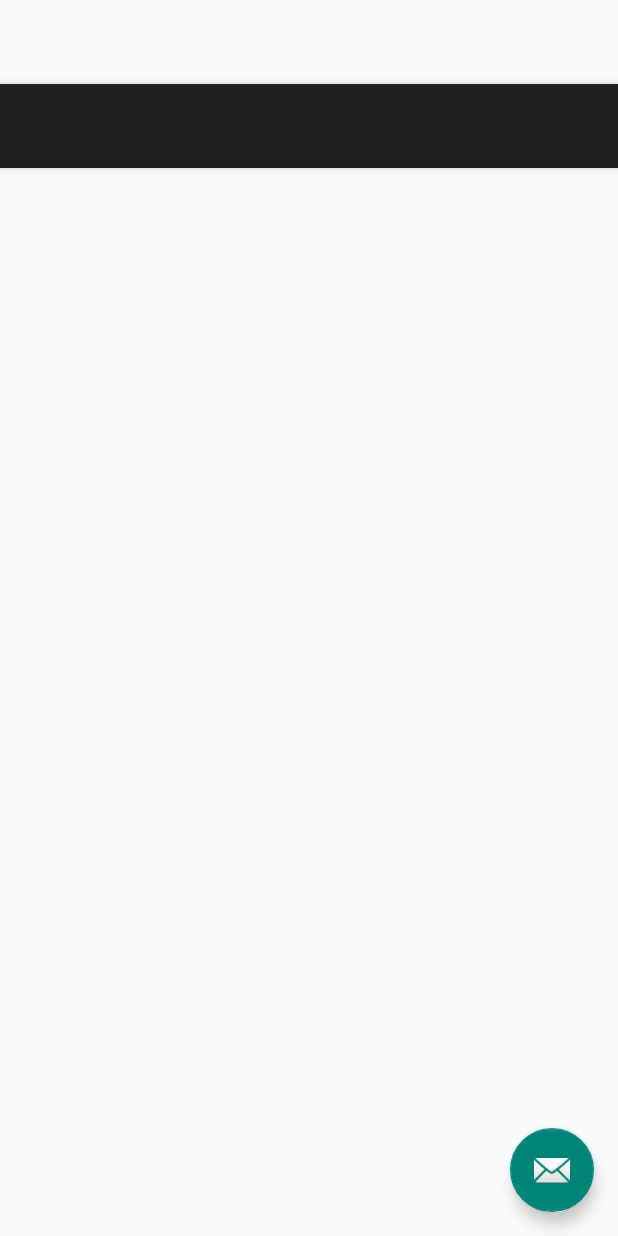
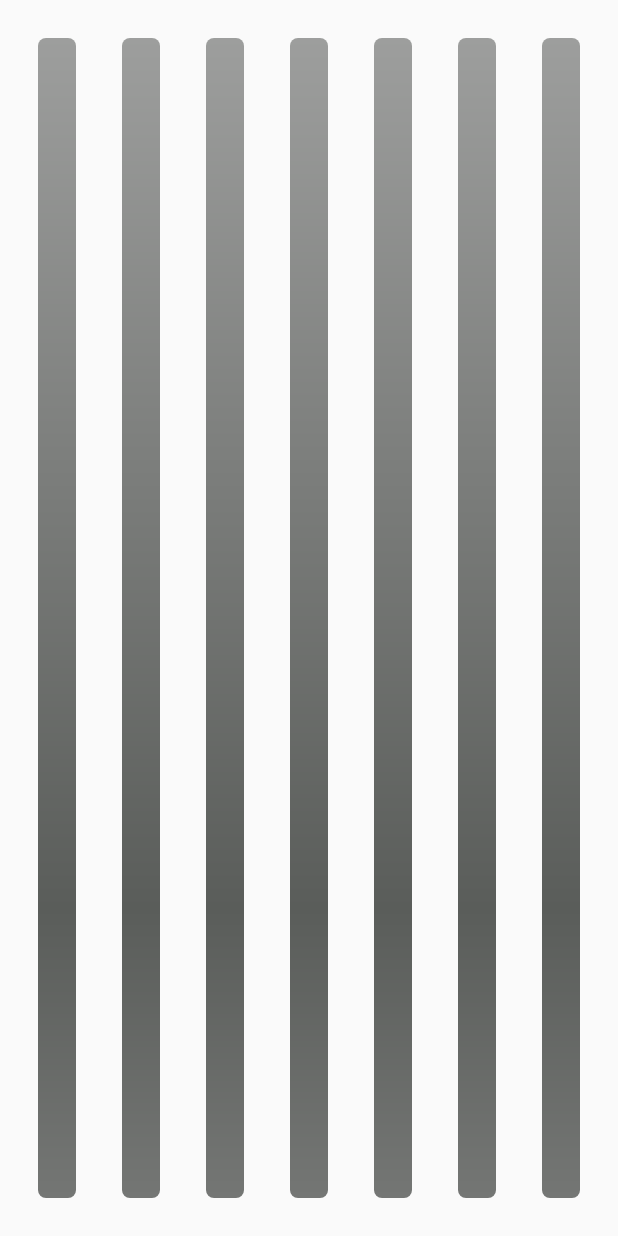
Before and after one commit to darshanbidkar/pedometer, an Android app: the layout activity_history.xml on its own in the app's theme, with its tools: preview values and no code run, on a phone screen of 412 x 824 dp. Run offline under Robolectric (Android 15) with nearby library versions, the phone set to English and light mode, and no system bars.

Commit message:
Added storing of previous step counts in file.

```diff
--- a/app/src/main/AndroidManifest.xml
+++ b/app/src/main/AndroidManifest.xml
@@ -1,6 +1,9 @@
 <?xml version="1.0" encoding="utf-8"?>
 <manifest xmlns:android="http://schemas.android.com/apk/res/android"
     package="com.hci.pedometer">
+
+    <uses-permission android:name="android.permission.WRITE_EXTERNAL_STORAGE" />
+    <uses-permission android:name="android.permission.READ_EXTERNAL_STORAGE" />
 
     <application
         android:allowBackup="true"
--- a/app/src/main/java/com/hci/pedometer/HistoryActivity.java
+++ b/app/src/main/java/com/hci/pedometer/HistoryActivity.java
@@ -13,18 +13,5 @@ public class HistoryActivity extends AppCompatActivity {
     protected void onCreate(Bundle savedInstanceState) {
         super.onCreate(savedInstanceState);
         setContentView(R.layout.activity_history);
-        Toolbar toolbar = (Toolbar) findViewById(R.id.toolbar);
-        setSupportActionBar(toolbar);
-
-        FloatingActionButton fab = (FloatingActionButton) findViewById(R.id.fab);
-        fab.setOnClickListener(new View.OnClickListener() {
-            @Override
-            public void onClick(View view) {
-                Snackbar.make(view, "Replace with your own action", Snackbar.LENGTH_LONG)
-                        .setAction("Action", null).show();
-            }
-        });
-        getSupportActionBar().setDisplayHomeAsUpEnabled(true);
     }
-
 }
--- a/app/src/main/java/com/hci/pedometer/MainActivity.java
+++ b/app/src/main/java/com/hci/pedometer/MainActivity.java
@@ -6,19 +6,22 @@ import android.hardware.Sensor;
 import android.hardware.SensorEvent;
 import android.hardware.SensorEventListener;
 import android.hardware.SensorManager;
+import android.os.Bundle;
 import android.support.v7.app.AppCompatActivity;
-import android.os.Bundle;
 import android.util.Log;
-import android.view.Menu;
-import android.view.MenuItem;
 import android.view.View;
 import android.widget.Button;
 import android.widget.LinearLayout;
 import android.widget.ProgressBar;
 import android.widget.TextView;
-import android.widget.Toast;
 
+import java.io.BufferedReader;
+import java.io.BufferedWriter;
+import java.io.IOException;
+import java.io.InputStreamReader;
+import java.io.OutputStreamWriter;
 import java.text.DecimalFormat;
+
 /*
 * Created by Darshan reddy and Darshan Bidkar
 *
@@ -48,10 +51,10 @@ public class MainActivity extends AppCompatActivity implements SensorEventListen
         super.onCreate(savedInstanceState);
         setContentView(R.layout.activity_main);
         mStepProgress = (ProgressBar) findViewById(R.id.step_progress_count);
-        stepLayout = (LinearLayout)findViewById(R.id.step_layout);
+        stepLayout = (LinearLayout) findViewById(R.id.step_layout);
         resetButton = (Button) findViewById(R.id.reset_btn);
         resetButton.setOnClickListener(getResetListener());
-        stepLayout.setOnClickListener(new LinearLayout.OnClickListener(){
+        stepLayout.setOnClickListener(new LinearLayout.OnClickListener() {
 
             @Override
             public void onClick(View v) {
@@ -59,8 +62,8 @@ public class MainActivity extends AppCompatActivity implements SensorEventListen
                 startActivity(intent);
             }
         });
-        caloriesLayour = (LinearLayout)findViewById(R.id.calorie_layout);
-        caloriesLayour.setOnClickListener(new LinearLayout.OnClickListener(){
+        caloriesLayour = (LinearLayout) findViewById(R.id.calorie_layout);
+        caloriesLayour.setOnClickListener(new LinearLayout.OnClickListener() {
 
             @Override
             public void onClick(View v) {
@@ -68,8 +71,8 @@ public class MainActivity extends AppCompatActivity implements SensorEventListen
                 startActivity(intent);
             }
         });
-        milesLayout = (LinearLayout)findViewById(R.id.distance_layout);
-        milesLayout.setOnClickListener(new LinearLayout.OnClickListener(){
+        milesLayout = (LinearLayout) findViewById(R.id.distance_layout);
+        milesLayout.setOnClickListener(new LinearLayout.OnClickListener() {
 
             @Override
             public void onClick(View v) {
@@ -89,7 +92,7 @@ public class MainActivity extends AppCompatActivity implements SensorEventListen
         stepView = (TextView) findViewById(R.id.step_count);
         distanceView = (TextView) findViewById(R.id.distance_count);
         calorieView = (TextView) findViewById(R.id.calorie_count);
-
+        readAgain();
     }
 
     /*
@@ -114,8 +117,8 @@ public class MainActivity extends AppCompatActivity implements SensorEventListen
     * */
     protected void onStop() {
         super.onStop();
-       // mSensorManager.unregisterListener(this, mStepCounterSensor);
-       // mSensorManager.unregisterListener(this, mStepDetectorSensor);
+        // mSensorManager.unregisterListener(this, mStepCounterSensor);
+        // mSensorManager.unregisterListener(this, mStepDetectorSensor);
     }
 
     /*
@@ -136,16 +139,17 @@ public class MainActivity extends AppCompatActivity implements SensorEventListen
             updateStepsCount(value);
         } else if (sensor.getType() == Sensor.TYPE_STEP_DETECTOR) {
             updateStepsCount(value);
-            Log.d("step",""+value);
+            Log.d("step", "" + value);
         }
     }
+
     /*
     * @author: darshan bidkar
     * */
     public void updateStepsCount(int steps) {
-        String  miles =  new DecimalFormat("#.##").format(steps/2112.0);
+        String miles = new DecimalFormat("#.##").format(steps / 2112.0);
         stepView.setText("" + steps);
-        calorieView.setText("" + steps*40/1000);
+        calorieView.setText("" + steps * 40 / 1000);
         distanceView.setText(String.format("" + miles));
         mStepProgress.setProgress(steps);
     }
@@ -164,12 +168,34 @@ public class MainActivity extends AppCompatActivity implements SensorEventListen
     * @author: darshan bidkar
     * */
     public View.OnClickListener getResetListener() {
-        return new Button.OnClickListener(){
+        return new Button.OnClickListener() {
 
             @Override
             public void onClick(View v) {
-                Toast.makeText(MainActivity.this, "Need to implement", Toast.LENGTH_SHORT).show();
+                try {
+                    BufferedWriter writer = new BufferedWriter(new OutputStreamWriter(openFileOutput("step_counter.txt", MODE_WORLD_READABLE | MODE_APPEND)));
+                    writer.append(stepView.getText().toString().trim() + "\n");
+                    writer.close();
+                    // Reset counter
+                    stepView.setText("0");
+                    // readAgain();
+                } catch (IOException e) {
+                    e.printStackTrace();
+                }
             }
         };
     }
+
+    private void readAgain() {
+        try {
+            BufferedReader bufferedReader = new BufferedReader(new InputStreamReader(openFileInput("step_counter.txt")));
+            String input;
+            while ((input = bufferedReader.readLine()) != null) {
+                Log.d("Reading from file", input);
+            }
+            bufferedReader.close();
+        } catch (IOException e) {
+            e.printStackTrace();
+        }
+    }
 }
--- a/app/src/main/res/layout/activity_history.xml
+++ b/app/src/main/res/layout/activity_history.xml
@@ -1,34 +1,87 @@
-<?xml version="1.0" encoding="utf-8"?>
-<android.support.design.widget.CoordinatorLayout xmlns:android="http://schemas.android.com/apk/res/android"
+<?xml version="1.0" encoding="utf-8"?><!--<android.support.design.widget.CoordinatorLayout xmlns:android="http://schemas.android.com/apk/res/android"--><!--xmlns:app="http://schemas.android.com/apk/res-auto"--><!--xmlns:tools="http://schemas.android.com/tools"--><!--android:layout_width="match_parent"--><!--android:layout_height="match_parent"--><!--android:fitsSystemWindows="true"--><!--tools:context=".HistoryActivity">-->
+
+<!--<android.support.design.widget.AppBarLayout--><!--android:layout_width="match_parent"--><!--android:layout_height="wrap_content"--><!--android:theme="@style/AppTheme.AppBarOverlay">-->
+
+<!--<android.support.v7.widget.Toolbar--><!--android:id="@+id/toolbar"--><!--android:layout_width="match_parent"--><!--android:layout_height="?attr/actionBarSize"--><!--android:background="?attr/colorPrimary"--><!--app:popupTheme="@style/AppTheme.PopupOverlay" />-->
+
+<!--</android.support.design.widget.AppBarLayout>-->
+
+<!--<include layout="@layout/content_history" />-->
+
+<!--<android.support.design.widget.FloatingActionButton--><!--android:id="@+id/fab"--><!--android:layout_width="wrap_content"--><!--android:layout_height="wrap_content"--><!--android:layout_gravity="bottom|end"--><!--android:layout_margin="@dimen/fab_margin"--><!--android:src="@android:drawable/ic_dialog_email" />-->
+
+<!--</android.support.design.widget.CoordinatorLayout>-->
+
+<LinearLayout xmlns:android="http://schemas.android.com/apk/res/android"
     xmlns:app="http://schemas.android.com/apk/res-auto"
     xmlns:tools="http://schemas.android.com/tools"
     android:layout_width="match_parent"
     android:layout_height="match_parent"
-    android:fitsSystemWindows="true"
-    tools:context=".HistoryActivity">
+    android:orientation="horizontal"
+    android:padding="10dp">
 
-    <android.support.design.widget.AppBarLayout
-        android:layout_width="match_parent"
-        android:layout_height="wrap_content"
-        android:theme="@style/AppTheme.AppBarOverlay">
+    <ProgressBar
+        android:id="@+id/first"
+        style="@android:style/Widget.ProgressBar.Horizontal"
+        android:layout_width="0dp"
+        android:layout_height="match_parent"
+        android:layout_margin="15dp"
+        android:layout_weight="1"
 
-        <android.support.v7.widget.Toolbar
-            android:id="@+id/toolbar"
-            android:layout_width="match_parent"
-            android:layout_height="?attr/actionBarSize"
-            android:background="?attr/colorPrimary"
-            app:popupTheme="@style/AppTheme.PopupOverlay" />
+        android:indeterminate="false" />
 
-    </android.support.design.widget.AppBarLayout>
+    <ProgressBar
+        android:id="@+id/second"
+        style="@android:style/Widget.ProgressBar.Horizontal"
+        android:layout_width="0dp"
+        android:layout_height="match_parent"
+        android:layout_margin="15dp"
+        android:layout_weight="1"
+        android:indeterminate="false" />
 
-    <include layout="@layout/content_history" />
+    <ProgressBar
+        android:id="@+id/third"
+        style="@android:style/Widget.ProgressBar.Horizontal"
+        android:layout_width="0dp"
+        android:layout_height="match_parent"
+        android:layout_margin="15dp"
+        android:layout_weight="1"
+        android:indeterminate="false" />
 
-    <android.support.design.widget.FloatingActionButton
-        android:id="@+id/fab"
-        android:layout_width="wrap_content"
-        android:layout_height="wrap_content"
-        android:layout_gravity="bottom|end"
-        android:layout_margin="@dimen/fab_margin"
-        android:src="@android:drawable/ic_dialog_email" />
+    <ProgressBar
+        android:id="@+id/fourth"
+        style="@android:style/Widget.ProgressBar.Horizontal"
+        android:layout_width="0dp"
+        android:layout_height="match_parent"
+        android:layout_margin="15dp"
+        android:layout_weight="1"
+        android:indeterminate="false" />
 
-</android.support.design.widget.CoordinatorLayout>
+    <ProgressBar
+        android:id="@+id/fifth"
+        style="@android:style/Widget.ProgressBar.Horizontal"
+        android:layout_width="0dp"
+        android:layout_height="match_parent"
+        android:layout_margin="15dp"
+        android:layout_weight="1"
+        android:indeterminate="false" />
+
+    <ProgressBar
+        android:id="@+id/sixth"
+        style="@android:style/Widget.ProgressBar.Horizontal"
+        android:layout_width="0dp"
+        android:layout_height="match_parent"
+        android:layout_margin="15dp"
+        android:layout_weight="1"
+        android:indeterminate="false" />
+
+    <ProgressBar
+        android:id="@+id/seventh"
+        style="@android:style/Widget.ProgressBar.Horizontal"
+        android:layout_width="0dp"
+        android:layout_height="match_parent"
+        android:layout_margin="15dp"
+        android:layout_weight="1"
+        android:indeterminate="false" />
+
+</LinearLayout>
```
Also changed, not shown: 1 other file.
